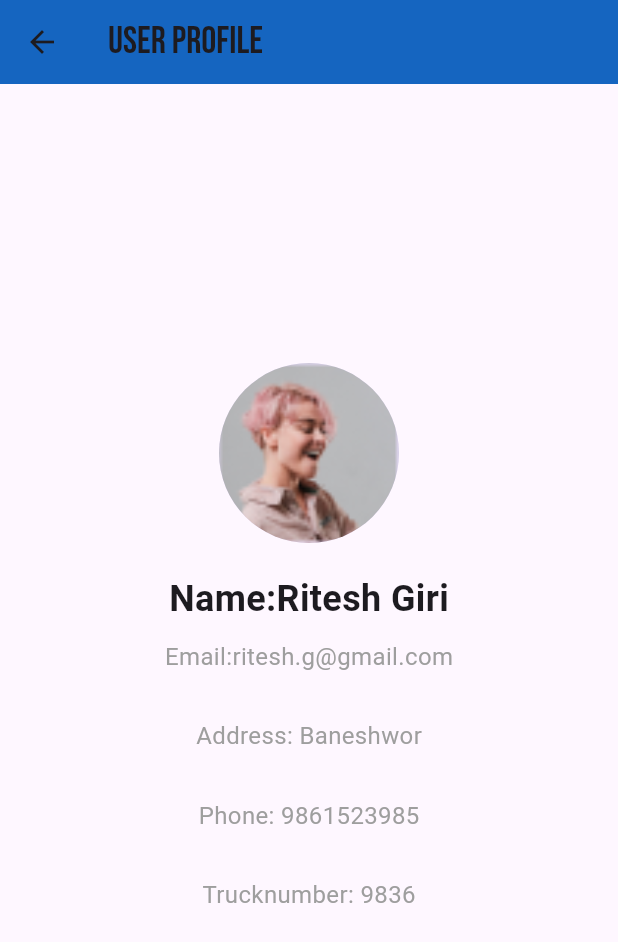
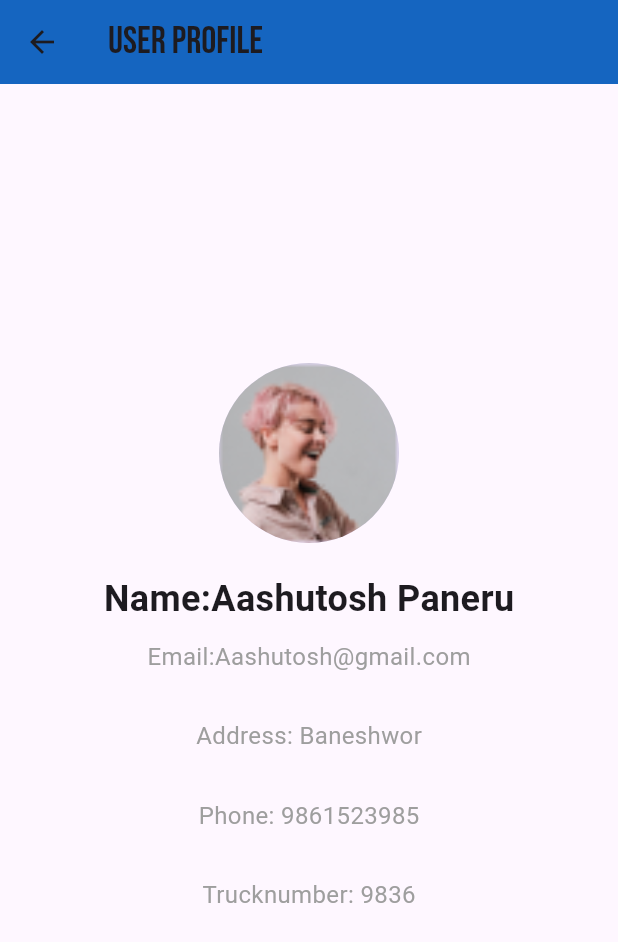
Before and after one commit to Aashutosh17/Vehicle-tracking-Application, a Flutter app: the UserScreen screen opened directly, on a phone screen of 412 x 824 dp. Shown: the top 942 px of the screen. Run offline on Flutter 3.47's test engine with Material 3 defaults, Android fonts, the phone set to English and light mode, and no system bars; our stand-ins replace flutter_svg, geolocator, google_fonts, google_maps_flutter; missing offline and left inert: flutter_polyline_points, thingsboard_client.

Commit message:
tracking app flutter

```diff
--- a/lib/screens/user.dart
+++ b/lib/screens/user.dart
@@ -188,11 +188,12 @@ class UserScreen extends StatelessWidget {
           children: <Widget>[
             CircleAvatar(
               radius: 60.0,
-              backgroundImage: AssetImage('assets/Avatar.png'), // replace with your image asset
+              backgroundImage: AssetImage(
+                  'assets/Avatar.png'), // replace with your image asset
             ),
             SizedBox(height: 20.0),
             Text(
-              'Name:Ritesh Giri', // replace with user's name
+              'Name:Aashutosh Paneru', // replace with user's name
               style: TextStyle(
                 fontSize: 24.0,
                 fontWeight: FontWeight.bold,
@@ -200,7 +201,7 @@ class UserScreen extends StatelessWidget {
             ),
             SizedBox(height: 10.0),
             Text(
-              'Email:ritesh.g@gmail.com', // replace with user's email
+              'Email:Aashutosh@gmail.com', // replace with user's email
               style: TextStyle(
                 fontSize: 16.0,
                 color: Colors.grey,
```
Lines whose indentation alone changed are shown as unchanged.
